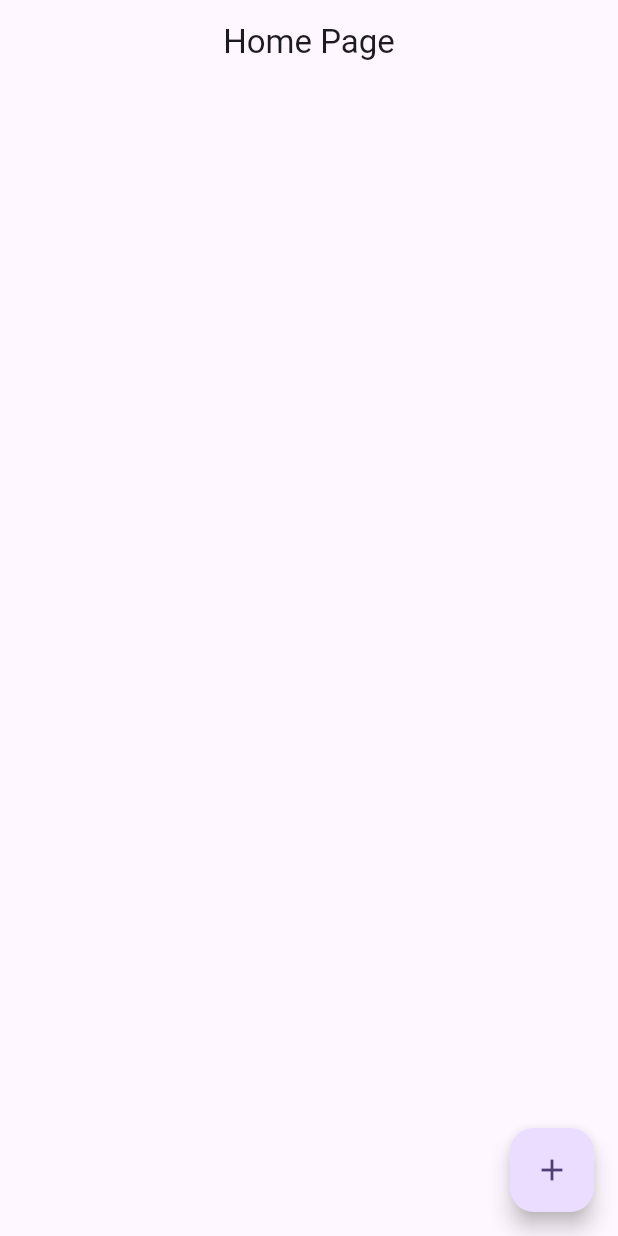
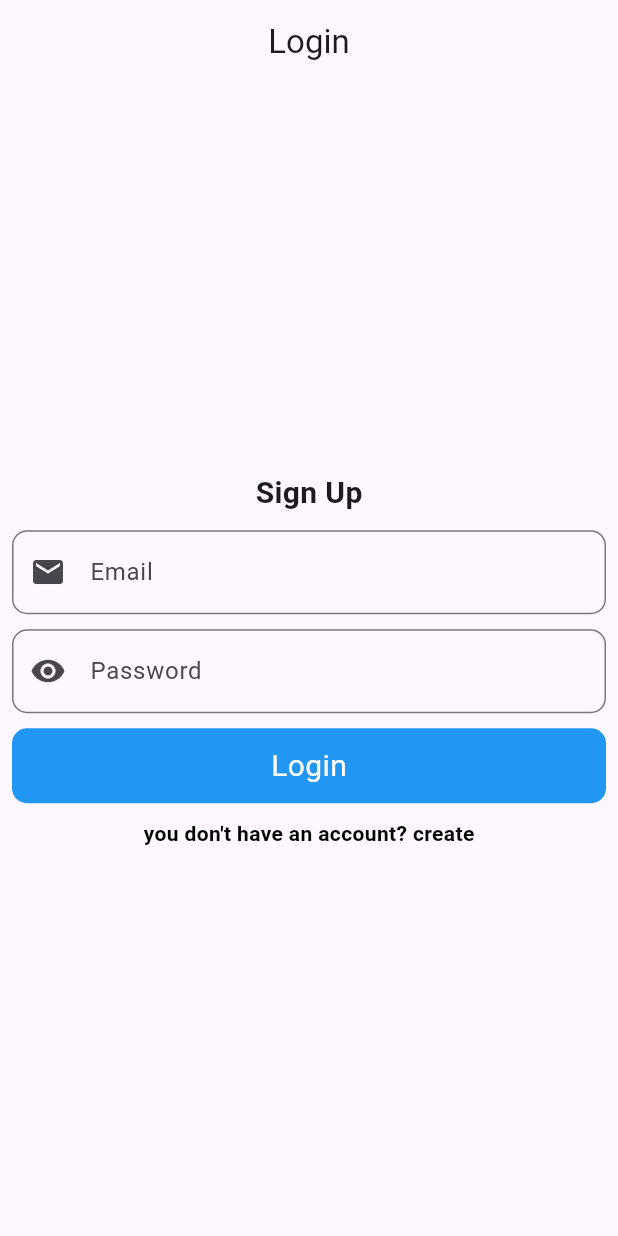
Before and after one commit to PrernaMi/Todo_Bloc_DB, a Flutter app: the screen it shows after launch, on a phone screen of 412 x 824 dp. Run offline on Flutter 3.47's test engine with Material 3 defaults, Android fonts, the phone set to English and light mode, and no system bars; our stand-ins replace flutter_bloc, shared_preferences, sqflite; accounts and stored records are empty.

Commit message:
Added feature: login and signup

```diff
--- a/lib/bloc/todo_bloc.dart
+++ b/lib/bloc/todo_bloc.dart
@@ -65,5 +65,6 @@ class TodoBloc extends Bloc<TodoEvents, TodoStates> {
       var data = await mainDb!.getFromDb();
       emit(LoadedState(allTask: data));
     });
+
   }
 }
--- a/lib/main.dart
+++ b/lib/main.dart
@@ -4,6 +4,8 @@ import 'package:path/path.dart';
 import 'package:todo_bloc_db/bloc/todo_bloc.dart';
 import 'package:todo_bloc_db/database/local/db_helper.dart';
 import 'package:todo_bloc_db/screens/home_screen.dart';
+import 'package:todo_bloc_db/splash/login_page.dart';
+import 'package:todo_bloc_db/splash/splash_screen.dart';
 
 void main() {
   runApp( BlocProvider(create: (context){
@@ -21,7 +23,7 @@ class MyApp extends StatelessWidget {
         colorScheme: ColorScheme.fromSeed(seedColor: Colors.deepPurple),
         useMaterial3: true,
       ),
-      home: HomeScreenDb(),
+      home: LoginPage(),
     );
   }
 }
--- a/lib/models/todo_model.dart
+++ b/lib/models/todo_model.dart
@@ -2,27 +2,29 @@
 import '../database/local/db_helper.dart';
 
 class ListModel {
+  int uid;
   String title;
   String desc;
   int? s_no;
   int? isComp;
 
-  ListModel({required this.title, required this.desc, this.s_no,this.isComp});
+  ListModel({required this.uid, required this.title, required this.desc, this.s_no,this.isComp});
 
   factory ListModel.fromMap({required Map<String, dynamic> map}) {
     return ListModel(
         title: map[DbHelper.table_Col_Title],
         desc: map[DbHelper.table_Col_Desc],
         s_no: map[DbHelper.table_Col_S_no],
+      uid: map[DbHelper.User_Id],
       isComp: map[DbHelper.table_Col_IsComp]
     );
   }
 
   Map<String, dynamic> toMap() {
     return {
+      DbHelper.User_Id: uid,
       DbHelper.table_Col_Title: title,
       DbHelper.table_Col_Desc: desc,
-      DbHelper.table_Col_S_no: s_no,
       DbHelper.table_Col_IsComp : isComp
     };
   }
--- /dev/null
+++ b/lib/models/user_model.dart
@@ -0,0 +1,40 @@
+import 'package:todo_bloc_db/database/local/db_helper.dart';
+
+class UserModel {
+  int? uid;
+  String fname;
+  String lname;
+  String email;
+  String pass;
+  String phone;
+
+  UserModel({
+    this.uid,
+    required this.fname,
+    required this.lname,
+    required this.email,
+    required this.phone,
+    required this.pass
+  });
+
+  factory UserModel.fromMap(Map<String, dynamic>map){
+    return UserModel(
+        uid: map[DbHelper.User_Id],
+        phone: map[DbHelper.User_phone],
+        fname: map[DbHelper.User_fName],
+        lname: map[DbHelper.User_lName],
+        email: map[DbHelper.User_Email],
+        pass: map[DbHelper.User_Pass]);
+  }
+
+  Map<String,dynamic> toMap(){
+    return {
+      DbHelper.User_Id : uid,
+      DbHelper.User_fName: fname,
+      DbHelper.User_lName: lname,
+      DbHelper.User_phone : phone,
+      DbHelper.User_Email : email,
+      DbHelper.User_Pass : pass
+    };
+  }
+}
--- a/lib/screens/add_update_task.dart
+++ b/lib/screens/add_update_task.dart
@@ -55,11 +55,13 @@ class AddUpdate extends StatelessWidget {
                 flag == true
                     ? context.read<TodoBloc>().add(AddTaskBloc(
                         newModel: ListModel(
+                          uid: 0,
                             title: titleController.text.toString(),
                             desc: descController.text.toString(),
                             isComp: 0)))
                     : context.read<TodoBloc>().add(UpdateTaskBloc(
                         newModel: ListModel(
+                          uid: 0,
                             title: titleController.text.toString(),
                             desc: descController.text.toString()),
                         s_no: s_no!));
--- /dev/null
+++ b/lib/splash/login_page.dart
@@ -0,0 +1,116 @@
+
+import 'package:flutter/material.dart';
+import 'package:shared_preferences/shared_preferences.dart';
+import 'package:todo_bloc_db/database/local/db_helper.dart';
+import 'package:todo_bloc_db/splash/sign_up_page.dart';
+
+import '../screens/home_screen.dart';
+
+class LoginPage extends StatefulWidget {
+  @override
+  State<LoginPage> createState() => _LoginPageState();
+}
+
+class _LoginPageState extends State<LoginPage> {
+  TextEditingController emailController = TextEditingController();
+
+  TextEditingController passwordController = TextEditingController();
+  SharedPreferences? prefs;
+
+  bool _obscureText = true;
+
+  @override
+  Widget build(BuildContext context) {
+    return Scaffold(
+      appBar: AppBar(
+        title: Center(child: Text("Login")),
+      ),
+      body: Padding(
+        padding:  EdgeInsets.all(8.0),
+        child: Column(
+          mainAxisAlignment: MainAxisAlignment.center,
+          crossAxisAlignment: CrossAxisAlignment.center,
+          children: [
+            Text(
+              "Sign Up",
+              style: TextStyle(fontSize: 20, fontWeight: FontWeight.bold),
+            ),
+            SizedBox(
+              height: 10,
+            ),
+            TextField(
+              controller: emailController,
+              decoration: InputDecoration(
+                  hintText: "abc@gmail.com",
+                  labelText: "Email",
+                  prefixIcon: Icon(Icons.email),
+                  border: OutlineInputBorder(
+                    borderRadius: BorderRadius.circular(10),
+                  )),
+            ),
+            SizedBox(
+              height: 10,
+            ),
+            TextField(
+              obscureText: true,
+              obscuringCharacter: "*",
+              controller: passwordController,
+              decoration: InputDecoration(
+                  hintText: "Enter your password",
+                  labelText: "Password",
+                  prefixIcon: _obscureText == true
+                      ? Icon(Icons.visibility)
+                      : Icon(Icons.visibility_off),
+                  border: OutlineInputBorder(
+                    borderRadius: BorderRadius.circular(10),
+                  )),
+              onTap: () {
+                _obscureText = false;
+                setState(() {});
+              },
+            ),
+            SizedBox(
+              height: 10,
+            ),
+            InkWell(
+              onTap: () async {
+                var db = DbHelper.getInstances;
+                bool check =await db.checkAuthenticate(emailController.text.toString(), passwordController.text.toString());
+                !check
+                    ? ScaffoldMessenger.of(context).showSnackBar(
+                    SnackBar(content: Text("Invalid credentials"),))
+                    : Navigator.pushReplacement(context,
+                    MaterialPageRoute(builder: (context) {
+                      return HomeScreenDb();
+                    }));
+              },
+              child: Container(
+                height: 50,
+                width: double.infinity,
+                decoration: BoxDecoration(
+                  color: Colors.blue,
+                  borderRadius: BorderRadius.circular(10),
+                ),
+                child: Center(
+                    child: Text(
+                      "Login",
+                      style: TextStyle(fontSize: 20, color: Colors.white),
+                    )),
+              ),
+            ),
+            SizedBox(
+              height: 10,
+            ),
+            InkWell(
+                onTap: (){
+                  Navigator.pushReplacement(context, MaterialPageRoute(builder: (context){
+                    return SignUpPage();
+                  }));
+                },
+                child: Text("you don't have an account? create",style: TextStyle(color: Colors.black,fontWeight: FontWeight.bold),))
+          ],
+        ),
+      ),
+    );
+  }
+}
```
Also changed, not shown: lib/bloc/todo_events.dart (+15 -0 lines), lib/database/local/db_helper.dart (+81 -9 lines), lib/splash/sign_up_page.dart (added, +192 -0 lines), lib/splash/splash_screen.dart (added, +57 -0 lines).
